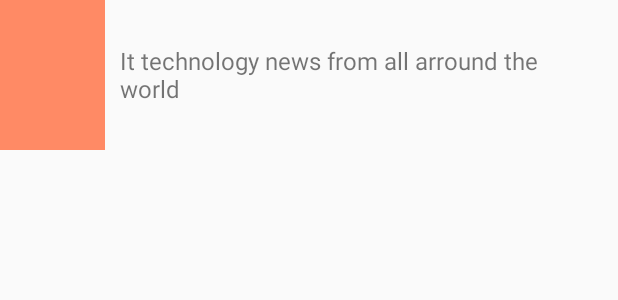
After one commit to AleksandarVasilevski/HackerNews, an Android app: the layout news_list_item.xml on its own in the app's theme, with its tools: preview values and no code run, on a phone screen of 412 x 824 dp. The commit adds this screen. Shown: the top 300 px of the screen. Run offline under Robolectric (Android 15) with nearby library versions, the phone set to English and light mode, and no system bars.

```diff
--- a/app/src/main/java/com/aleksandarvasilevski/hackernews/CustomAdapter.java
+++ b/app/src/main/java/com/aleksandarvasilevski/hackernews/CustomAdapter.java
@@ -23,8 +23,7 @@ public class CustomAdapter extends ArrayAdapter<News> {
         View listItemView = convertView;
         if (listItemView == null) {
             listItemView = LayoutInflater.from(getContext()).inflate(
-                    R.layout.hacker_news_list_item, parent, false);
-
+                    R.layout.news_list_item, parent, false);
         }
 
         News currentNews = getItem(position);
@@ -32,9 +31,6 @@ public class CustomAdapter extends ArrayAdapter<News> {
         TextView titleTextView = (TextView)listItemView.findViewById(R.id.titleTextView);
         titleTextView.setText(currentNews.getTitle());
 
-        TextView descriptionTextView = (TextView)listItemView.findViewById(R.id.descriptionTextView);
-        descriptionTextView.setText(currentNews.getDescription());
-
         return listItemView;
     }
 }
--- a/app/src/main/java/com/aleksandarvasilevski/hackernews/News.java
+++ b/app/src/main/java/com/aleksandarvasilevski/hackernews/News.java
@@ -6,10 +6,12 @@ public class News {
 
     private String mTitle;
     private String mDescription;
+    private String mSource;
 
-    public News(String title, String description){
+    public News(String title, String description, String source){
         mTitle = title;
         mDescription = description;
+        mSource = source;
     }
 
     public String getTitle() {
@@ -19,4 +21,6 @@ public class News {
     public String getDescription() {
         return mDescription;
     }
+
+    public String getSource() { return mSource; }
 }
--- /dev/null
+++ b/app/src/main/res/layout/news_list_item.xml
@@ -0,0 +1,28 @@
+<?xml version="1.0" encoding="utf-8"?>
+<LinearLayout xmlns:android="http://schemas.android.com/apk/res/android"
+    android:orientation="horizontal"
+    android:layout_width="match_parent"
+    android:layout_height="match_parent">
+
+    <ImageView
+        android:layout_width="70dp"
+        android:layout_height="100dp"
+        android:id="@+id/imageView"
+        android:background="@color/colorPrimary"/>
+
+    <LinearLayout
+        android:layout_width="match_parent"
+        android:layout_height="100dp"
+        android:orientation="vertical">
+
+        <TextView
+            android:id="@+id/titleTextView"
+            android:layout_width="match_parent"
+            android:layout_height="match_parent"
+            android:gravity="fill"
+            android:padding="10dp"
+            android:text="It technology news from all arround the world"
+            android:textSize="16sp"/>
+
+    </LinearLayout>
+</LinearLayout>
--- a/app/src/main/res/values/colors.xml
+++ b/app/src/main/res/values/colors.xml
@@ -1,6 +1,6 @@
 <?xml version="1.0" encoding="utf-8"?>
 <resources>
-    <color name="colorPrimary">#3F51B5</color>
-    <color name="colorPrimaryDark">#303F9F</color>
+    <color name="colorPrimary">#FF8A65</color>
+    <color name="colorPrimaryDark">#F4511E</color>
     <color name="colorAccent">#FF4081</color>
 </resources>
```
Also changed, not shown: app/src/main/java/com/aleksandarvasilevski/hackernews/MainActivity.java (+58 -6 lines), app/src/main/java/com/aleksandarvasilevski/hackernews/QueryUtils.java (+94 -28 lines), app/src/main/res/layout/activity_main.xml (+12 -4 lines), app/src/main/res/layout/hacker_news_list_item.xml (deleted, +0 -27 lines).
